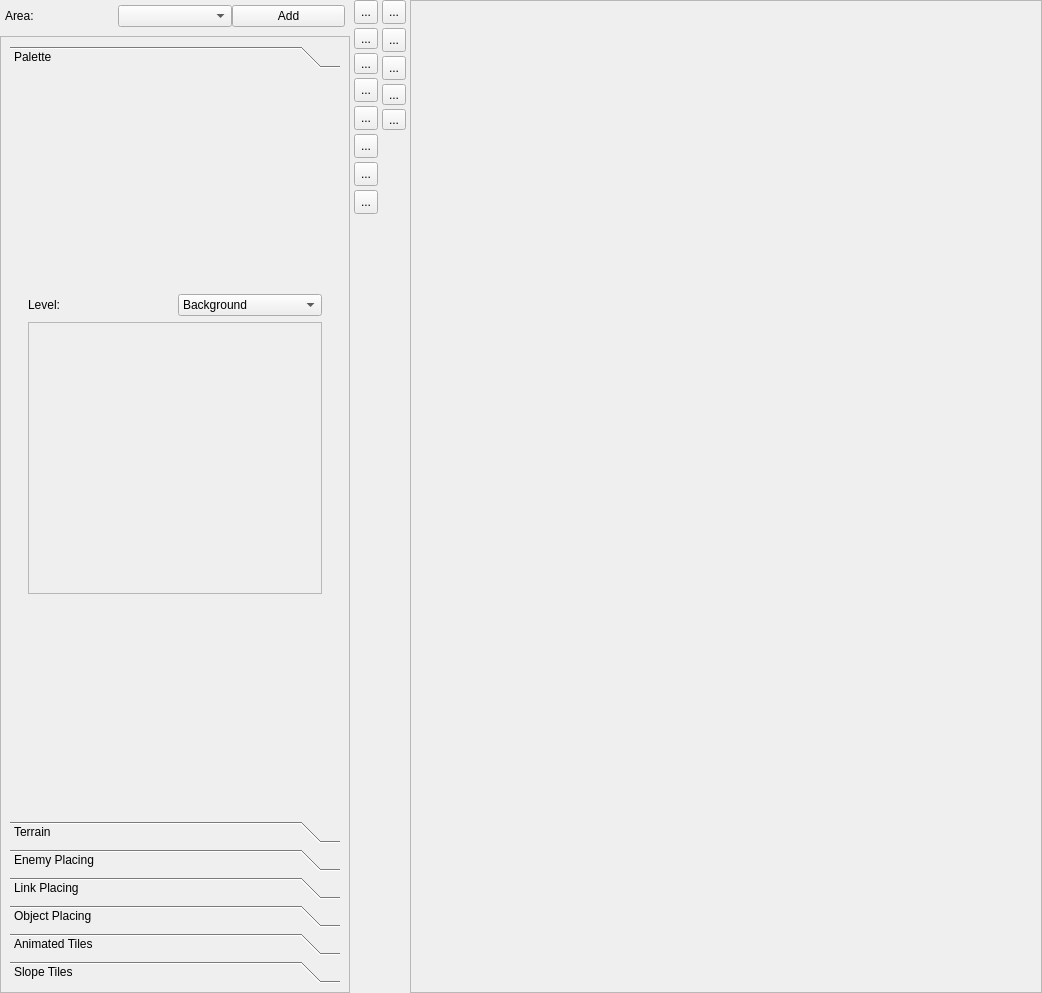
First picture: the form in editor/mainwindow_tab/map_tab.ui, repository protoman/firefly, before the edit.
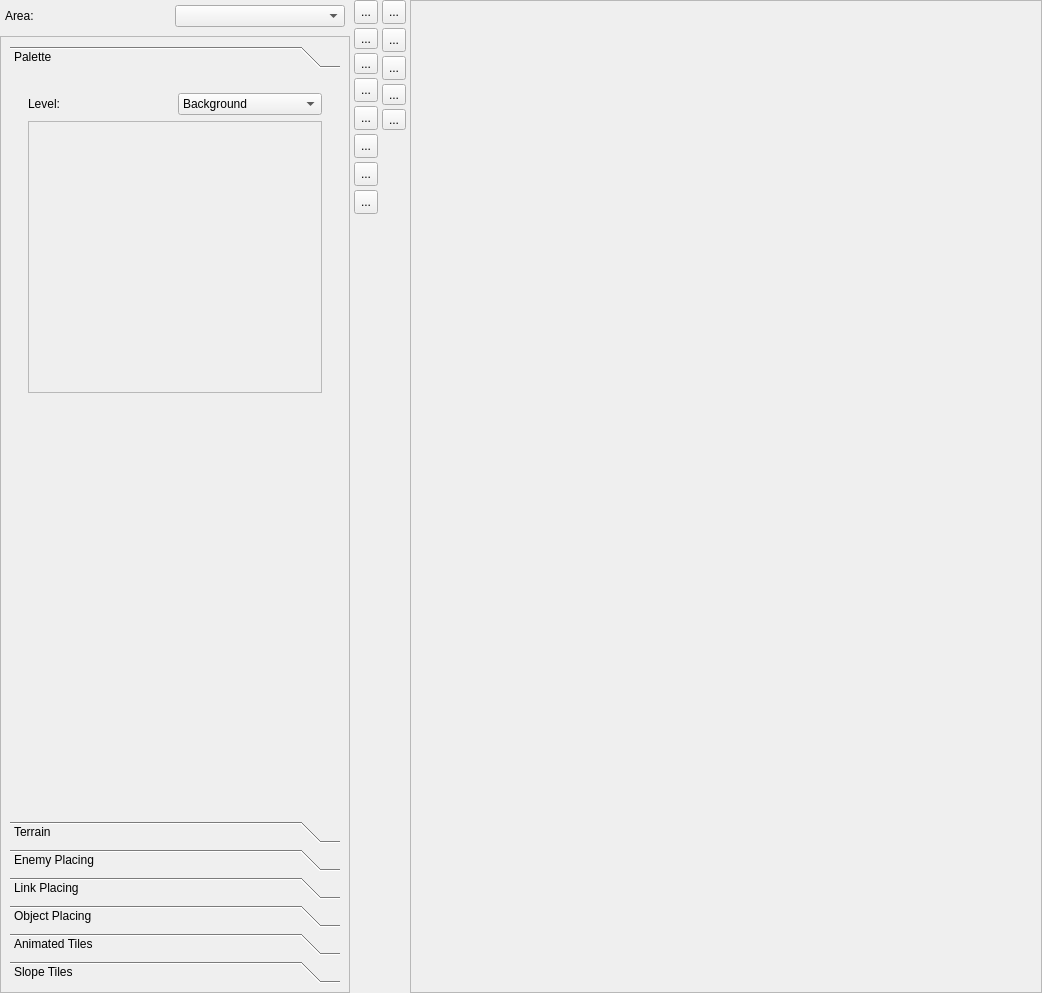
Second picture: the form after the edit. Icons and pictures are not drawn. Custom widgets are drawn as their Qt base class.

The edit to the form file:
```diff
--- a/editor/mainwindow_tab/map_tab.ui
+++ b/editor/mainwindow_tab/map_tab.ui
@@ -54,6 +54,9 @@
        <property name="spacing">
         <number>0</number>
        </property>
+       <item row="0" column="1">
+        <widget class="QComboBox" name="mapSelector_comboBox"/>
+       </item>
        <item row="0" column="0">
         <widget class="QLabel" name="label_21">
          <property name="text">
@@ -61,16 +64,6 @@
          </property>
         </widget>
        </item>
-       <item row="0" column="2">
-        <widget class="QPushButton" name="addMap_pushButton">
-         <property name="text">
-          <string>Add</string>
-         </property>
-        </widget>
-       </item>
-       <item row="0" column="1">
-        <widget class="QComboBox" name="mapSelector_comboBox"/>
-       </item>
       </layout>
      </item>
      <item row="1" column="1">
@@ -120,7 +113,7 @@
              <x>0</x>
              <y>0</y>
              <width>330</width>
-             <height>729</height>
+             <height>665</height>
             </rect>
            </property>
            <attribute name="label">
@@ -227,6 +220,19 @@
               </layout>
              </widget>
             </item>
+            <item>
+             <spacer name="verticalSpacer_5">
+              <property name="orientation">
+               <enum>Qt::Vertical</enum>
+              </property>
+              <property name="sizeHint" stdset="0">
+               <size>
+                <width>20</width>
+                <height>40</height>
+               </size>
+              </property>
+             </spacer>
+            </item>
            </layout>
           </widget>
           <widget class="QWidget" name="terrain">
@@ -235,7 +241,7 @@
              <x>0</x>
              <y>0</y>
              <width>330</width>
-             <height>729</height>
+             <height>665</height>
             </rect>
            </property>
            <attribute name="label">
@@ -373,7 +379,7 @@
              <x>0</x>
              <y>0</y>
              <width>330</width>
-             <height>729</height>
+             <height>665</height>
             </rect>
            </property>
            <attribute name="label">
@@ -456,7 +462,7 @@
              <x>0</x>
              <y>0</y>
              <width>330</width>
-             <height>729</height>
+             <height>665</height>
             </rect>
            </property>
            <attribute name="label">
@@ -566,7 +572,7 @@
              <x>0</x>
              <y>0</y>
              <width>330</width>
-             <height>729</height>
+             <height>665</height>
             </rect>
            </property>
            <attribute name="label">
@@ -619,7 +625,7 @@
              <x>0</x>
              <y>0</y>
              <width>330</width>
-             <height>729</height>
+             <height>665</height>
             </rect>
            </property>
            <attribute name="label">
@@ -637,7 +643,7 @@
                  <x>0</x>
                  <y>0</y>
                  <width>310</width>
-                 <height>351</height>
+                 <height>319</height>
                 </rect>
                </property>
                <widget class="animTilePalette" name="animTilePaletteWidget" native="true">
@@ -695,7 +701,7 @@
              <x>0</x>
              <y>0</y>
              <width>330</width>
-             <height>729</height>
+             <height>665</height>
             </rect>
            </property>
            <attribute name="label">
```
